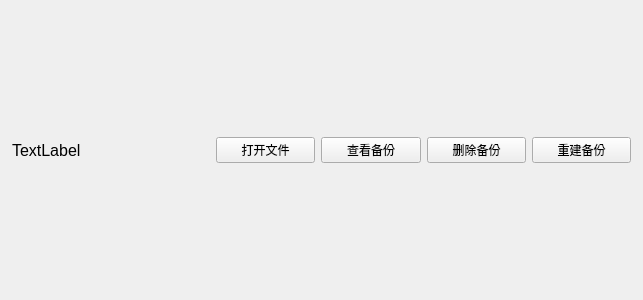
Zao-chen/ZcVersionBox, file windows/mainwindow_child/homepage/trackfiles/homepagechild_trackfile.ui: the form before one commit.
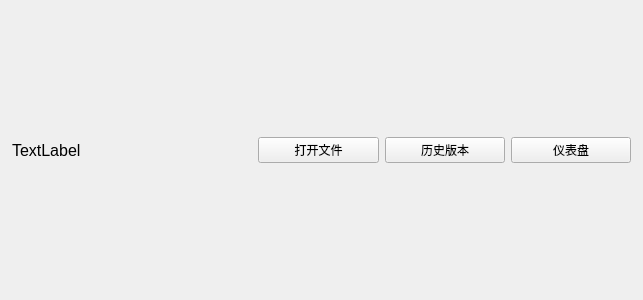
The form after the commit. Custom widgets are drawn as their Qt base class.

Commit message: feat: 仪表盘功能和页面逻辑重写 (#6)

Diff of the .ui file:
```diff
--- a/windows/mainwindow_child/homepage/trackfiles/homepagechild_trackfile.ui
+++ b/windows/mainwindow_child/homepage/trackfiles/homepagechild_trackfile.ui
@@ -31,7 +31,7 @@
    </property>
    <item>
     <widget class="ElaScrollPageArea" name="widget" native="true">
-     <layout class="QHBoxLayout" name="horizontalLayout_3" stretch="2,1,1,1,1">
+     <layout class="QHBoxLayout" name="horizontalLayout_3" stretch="2,1,1,1">
       <property name="leftMargin">
        <number>12</number>
       </property>
@@ -72,21 +72,14 @@
       <item>
        <widget class="ElaPushButton" name="pushButton_Backup">
         <property name="text">
-         <string>查看备份</string>
+         <string>历史版本</string>
         </property>
        </widget>
       </item>
       <item>
        <widget class="ElaPushButton" name="pushButton_RemoveTrack">
         <property name="text">
-         <string>删除备份</string>
-        </property>
-       </widget>
-      </item>
-      <item>
-       <widget class="ElaPushButton" name="pushButton_Rebuild">
-        <property name="text">
-         <string>重建备份</string>
+         <string>仪表盘</string>
         </property>
        </widget>
       </item>
```
Left out of the diff: 2 changed lines with no effect on the pictures. The commit also changes 10 other files.
